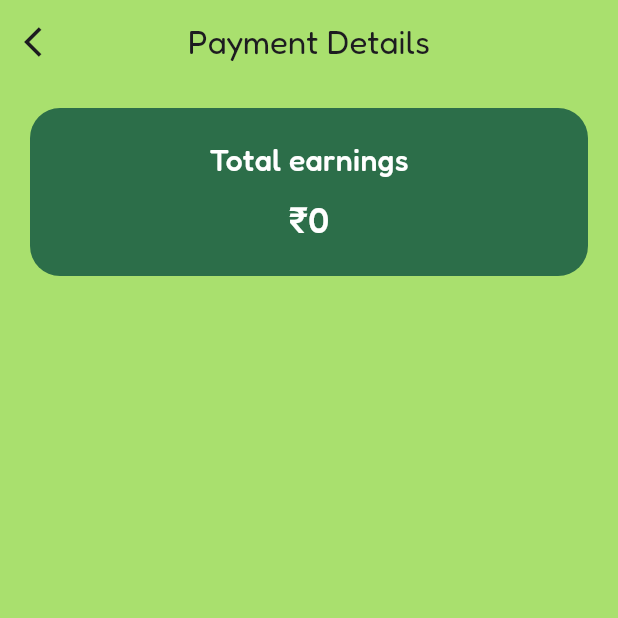
After one commit to Sanjay0629/farm_hub_inventory_system, a Flutter app: the FarmAccount screen opened directly, after a tap on "Payment Details", on a phone screen of 412 x 824 dp, the top half of it. The commit adds this screen. Run offline on Flutter 3.47's test engine with Material 3 defaults, Android fonts, the phone set to English and light mode, and no system bars; our stand-ins replace cloud_firestore, firebase_auth, firebase_core, geocoding, geolocator, image_picker; missing offline and left inert: razorpay_flutter; accounts and stored records are empty.

Commit message:
App Completed

```diff
--- a/lib/farm_account.dart
+++ b/lib/farm_account.dart
@@ -1,7 +1,6 @@
 import 'package:cloud_firestore/cloud_firestore.dart';
-import 'package:farm_hub/payment_farmer.dart';
 import 'package:firebase_auth/firebase_auth.dart';
-import 'package:farm_hub/farmer_order_page.dart';
+import 'package:farm_hub/farmer_orders_page.dart';
 import 'package:farm_hub/farmer_profile.dart';
 import 'package:farm_hub/inventory_screen.dart';
 import 'package:farm_hub/selection_page.dart';
@@ -17,11 +16,15 @@ class FarmAccount extends StatefulWidget {
 class _FarmAccountState extends State<FarmAccount> {
   String farmName = "FarmHub";
   String location = "";
+  double totalEarnings = 0.0;
+  int totalOrders = 0;
 
   @override
   void initState() {
     super.initState();
     fetchFarmerDetails();
+    calculateTotalEarnings();
+    calculateOrderCount();
   }
 
   Future<void> fetchFarmerDetails() async {
@@ -41,11 +44,193 @@ class _FarmAccountState extends State<FarmAccount> {
     }
   }
 
+  Future<void> calculateTotalEarnings() async {
+    double earnings = 0.0;
+    final farmerId = FirebaseAuth.instance.currentUser?.uid ?? '';
+
+    final snapshot =
+        await FirebaseFirestore.instance.collection('orders').get();
+    for (var doc in snapshot.docs) {
+      final data = doc.data();
+      final items = data['items'] as List<dynamic>;
+      for (var item in items) {
+        if (item['farmerId'] == farmerId) {
+          final priceStr =
+              (item['price'] ?? '0')
+                  .toString()
+                  .replaceAll('₹', '')
+                  .replaceAll('/kg', '')
+                  .trim();
+          final double price = double.tryParse(priceStr) ?? 0;
+          final int quantity = int.tryParse(item['quantity'] ?? '0') ?? 0;
+          earnings += price * quantity;
+        }
+      }
+    }
+
+    setState(() => totalEarnings = earnings);
+  }
+
+  Future<void> calculateOrderCount() async {
+    int orders = 0;
+    final farmerId = FirebaseAuth.instance.currentUser?.uid ?? '';
+
+    final snapshot =
+        await FirebaseFirestore.instance.collection('orders').get();
+    for (var doc in snapshot.docs) {
+      final data = doc.data();
+      final items = data['items'] as List<dynamic>;
+      if (items.any((item) => item['farmerId'] == farmerId)) {
+        orders++;
+      }
+    }
+
+    setState(() => totalOrders = orders);
+  }
+
+  Future<void> _deleteAccount(BuildContext context) async {
+    final user = FirebaseAuth.instance.currentUser;
+    String password = '';
+
+    await showDialog(
+      context: context,
+      builder: (ctx) {
+        final _passwordController = TextEditingController();
+        return AlertDialog(
+          shape: RoundedRectangleBorder(
+            borderRadius: BorderRadius.circular(20),
+          ),
+          title: const Text(
+            "Delete Account",
+            style: TextStyle(
+              fontFamily: "Fredoka",
+              fontSize: 22,
+              fontWeight: FontWeight.bold,
+            ),
+          ),
+          content: Column(
+            mainAxisSize: MainAxisSize.min,
+            children: [
+              const Text(
+                "Enter your password to confirm deletion.",
+                style: TextStyle(fontFamily: "Fredoka", fontSize: 16),
+              ),
+              const SizedBox(height: 12),
+              TextField(
+                controller: _passwordController,
+                obscureText: true,
+                decoration: InputDecoration(
+                  hintText: "Password",
+                  hintStyle: const TextStyle(fontFamily: "Fredoka"),
+                  border: OutlineInputBorder(
+                    borderRadius: BorderRadius.circular(12),
+                  ),
+                  contentPadding: const EdgeInsets.symmetric(
+                    horizontal: 12,
+                    vertical: 10,
+                  ),
+                ),
+              ),
+            ],
+          ),
+          actionsPadding: const EdgeInsets.symmetric(
+            horizontal: 16,
+            vertical: 10,
+          ),
+          actions: [
+            TextButton(
+              onPressed: () => Navigator.of(ctx).pop(),
+              child: const Text(
+                "Cancel",
+                style: TextStyle(
+                  fontFamily: "Fredoka",
+                  color: Colors.grey,
+                  fontSize: 16,
+                ),
+              ),
+            ),
+            ElevatedButton(
+              onPressed: () {
+                password = _passwordController.text;
+                Navigator.of(ctx).pop();
+              },
+              style: ElevatedButton.styleFrom(
+                backgroundColor: Colors.green,
+                foregroundColor: Colors.white,
+                shape: RoundedRectangleBorder(
+                  borderRadius: BorderRadius.circular(12),
+                ),
+                padding: const EdgeInsets.symmetric(
+                  horizontal: 24,
+                  vertical: 12,
+                ),
+              ),
+              child: const Text(
+                "Confirm",
+                style: TextStyle(fontFamily: "Fredoka", fontSize: 16),
+              ),
+            ),
+          ],
+        );
+      },
+    );
+
+    if (password.isEmpty || user == null) return;
+
+    try {
+      final cred = EmailAuthProvider.credential(
+        email: user.email!,
+        password: password,
+      );
+
+      await user.reauthenticateWithCredential(cred);
+
+      // Delete farmer document
+      await FirebaseFirestore.instance
+          .collection('farmers')
+          .doc(user.uid)
+          .delete();
+
+      // Delete farmer products
+      final productsSnapshot =
+          await FirebaseFirestore.instance
+              .collection('products')
+              .where('farmerId', isEqualTo: user.uid)
+              .get();
+
+      for (var doc in productsSnapshot.docs) {
+        await doc.reference.delete();
+      }
+
+      await user.delete();
+
+      ScaffoldMessenger.of(context).showSnackBar(
+        const SnackBar(content: Text("✅ Account deleted successfully!")),
+      );
+
+      Navigator.pushAndRemoveUntil(
+        context,
+        MaterialPageRoute(builder: (context) => const SelectionPage()),
+        (route) => false,
+      );
+    } catch (e) {
+      print("Delete error: $e");
+      ScaffoldMessenger.of(context).showSnackBar(
+        const SnackBar(
+          content: Text(
+            "⚠️ Error deleting account. Please check your password.",
+          ),
+        ),
+      );
+    }
+  }
+
   @override
   Widget build(BuildContext context) {
     return Scaffold(
       body: Stack(
         children: [
+          // Background Circles
           Positioned(
             left: -68,
             top: -87,
@@ -78,6 +263,7 @@ class _FarmAccountState extends State<FarmAccount> {
               backgroundColor: const Color(0xBFEAE86C),
             ),
           ),
+
           Column(
             children: [
               const SizedBox(height: 25),
@@ -123,8 +309,8 @@ class _FarmAccountState extends State<FarmAccount> {
                 mainAxisAlignment: MainAxisAlignment.center,
                 children: [
                   Column(
-                    children: const [
-                      Text(
+                    children: [
+                      const Text(
                         "Orders",
                         style: TextStyle(
                           fontWeight: FontWeight.w500,
@@ -132,10 +318,10 @@ class _FarmAccountState extends State<FarmAccount> {
                           fontSize: 24,
                         ),
                       ),
-                      SizedBox(height: 2),
+                      const SizedBox(height: 2),
                       Text(
-                        "50",
-                        style: TextStyle(
+                        "$totalOrders",
+                        style: const TextStyle(
                           fontSize: 20,
                           fontFamily: "Fredoka",
                           fontWeight: FontWeight.w400,
@@ -150,8 +336,8 @@ class _FarmAccountState extends State<FarmAccount> {
                     margin: const EdgeInsets.symmetric(horizontal: 20),
                   ),
                   Column(
-                    children: const [
-                      Text(
+                    children: [
+                      const Text(
                         "Payment",
                         style: TextStyle(
                           fontSize: 24,
@@ -159,10 +345,10 @@ class _FarmAccountState extends State<FarmAccount> {
                           fontWeight: FontWeight.w500,
                         ),
                       ),
-                      SizedBox(height: 2),
+                      const SizedBox(height: 2),
                       Text(
-                        "₹3000",
-                        style: TextStyle(
+                        "₹${totalEarnings.toStringAsFixed(0)}",
+                        style: const TextStyle(
                           fontFamily: "Fredoka",
                           fontSize: 20,
                           fontWeight: FontWeight.w400,
@@ -186,6 +372,11 @@ class _FarmAccountState extends State<FarmAccount> {
                     _buildMenuItem(Icons.shopping_cart, "Inventory", context),
                     _buildMenuItem(Icons.payment, "Payment Details", context),
                     _buildMenuItem(Icons.logout, "Logout", context),
+                    _buildMenuItem(
+                      Icons.delete_forever,
+                      "Delete Account",
+                      context,
+                    ),
                   ],
                 ),
               ),
@@ -209,8 +400,8 @@ class _FarmAccountState extends State<FarmAccount> {
               fontSize: 20,
             ),
           ),
-          trailing: IconButton(
-            onPressed: () {
+          trailing: const Icon(Icons.arrow_forward_ios),
+          onTap: () {
             if (title == "My Profile") {
               Navigator.push(
                 context,
@@ -224,22 +415,21 @@ class _FarmAccountState extends State<FarmAccount> {
             } else if (title == "Payment Details") {
               Navigator.push(
                 context,
-                  MaterialPageRoute(builder: (context) => PaymentFarmer()),
+                MaterialPageRoute(builder: (context) => FarmerPaymentsPage()),
               );
             } else if (title == "Logout") {
               Navigator.pushAndRemoveUntil(
                 context,
-                  MaterialPageRoute(
-                    builder: (context) => const SelectionPage(),
-                  ),
+                MaterialPageRoute(builder: (context) => const SelectionPage()),
                 (route) => false,
               );
+            } else if (title == "Delete Account") {
+              _deleteAccount(context);
             }
           },
-            icon: const Icon(Icons.arrow_forward_ios),
         ),
-        ),
-        if (title != "Logout") const Divider(height: 1, color: Colors.black26),
+        if (title != "Delete Account")
+          const Divider(height: 1, color: Colors.black26),
       ],
     );
   }
--- /dev/null
+++ b/lib/farmer_orders_page.dart
@@ -0,0 +1,242 @@
+import 'package:cloud_firestore/cloud_firestore.dart';
+import 'package:farm_hub/farm_account.dart';
+import 'package:firebase_auth/firebase_auth.dart';
+import 'package:flutter/material.dart';
+import 'package:intl/intl.dart';
+
+class FarmerPaymentsPage extends StatefulWidget {
+  const FarmerPaymentsPage({super.key});
+
+  @override
+  State<FarmerPaymentsPage> createState() => _FarmerPaymentsPageState();
+}
+
+class _FarmerPaymentsPageState extends State<FarmerPaymentsPage> {
+  final String farmerId = FirebaseAuth.instance.currentUser?.uid ?? '';
+  double totalEarnings = 0.0;
+
+  @override
+  void initState() {
+    super.initState();
+    _calculateEarnings();
+  }
+
+  Future<void> _calculateEarnings() async {
+    double earnings = 0.0;
+    final snapshot =
+        await FirebaseFirestore.instance.collection('orders').get();
+
+    for (var doc in snapshot.docs) {
+      final data = doc.data();
+      final items = data['items'] as List<dynamic>;
+      for (var item in items) {
+        if (item['farmerId'] == farmerId) {
+          final priceStr =
+              (item['price'] ?? '0')
+                  .toString()
+                  .replaceAll('₹', '')
+                  .replaceAll('/kg', '')
+                  .trim();
+          final double price = double.tryParse(priceStr) ?? 0;
+          final int quantity = int.tryParse(item['quantity'] ?? '0') ?? 0;
+          earnings += price * quantity;
+        }
+      }
+    }
+
+    setState(() {
+      totalEarnings = earnings;
+    });
+  }
+
+  @override
+  Widget build(BuildContext context) {
+    return Scaffold(
+      backgroundColor: const Color(0xFFA9E06E),
+      appBar: AppBar(
+        title: const Text(
+          "Payment Details",
+          style: TextStyle(fontFamily: "Fredoka"),
+        ),
+        backgroundColor: const Color(0xFFA9E06E),
+        centerTitle: true,
+        elevation: 0,
+        leading: IconButton(
+          onPressed: () {
+            Navigator.pushReplacement(
+              context,
+              MaterialPageRoute(builder: (context) => const FarmAccount()),
+            );
+          },
+          icon: Icon(Icons.arrow_back_ios),
+        ),
+      ),
+      body: Column(
+        children: [
+          const SizedBox(height: 16),
+          Padding(
+            padding: const EdgeInsets.symmetric(horizontal: 20),
+            child: Container(
+              padding: const EdgeInsets.all(20),
+              decoration: BoxDecoration(
+                color: const Color(0xFF2C6E49),
+                borderRadius: BorderRadius.circular(20),
+              ),
+              width: double.infinity,
+              child: Column(
+                children: [
+                  const Text(
+                    "Total earnings",
+                    style: TextStyle(
+                      color: Colors.white,
+                      fontFamily: "Fredoka",
+                      fontSize: 20,
+                      fontWeight: FontWeight.w500,
+                    ),
+                  ),
+                  const SizedBox(height: 8),
+                  Text(
+                    "₹${totalEarnings.toStringAsFixed(0)}",
+                    style: const TextStyle(
+                      color: Colors.white,
+                      fontSize: 24,
+                      fontWeight: FontWeight.w500,
+                      fontFamily: "Fredoka",
+                    ),
+                  ),
+                ],
+              ),
+            ),
+          ),
+          const SizedBox(height: 16),
+          Expanded(
+            child: StreamBuilder<QuerySnapshot>(
+              stream:
+                  FirebaseFirestore.instance
+                      .collection('orders')
+                      .orderBy('timestamp', descending: true)
+                      .snapshots(),
+              builder: (context, snapshot) {
+                if (!snapshot.hasData)
+                  return const Center(child: CircularProgressIndicator());
+
+                final orders = snapshot.data!.docs;
+                List<Widget> earningsList = [];
+
+                for (var order in orders) {
+                  final orderData = order.data() as Map<String, dynamic>;
+                  final items = orderData['items'] as List<dynamic>;
+                  final buyerId = orderData['userId'] ?? '';
+                  final timestamp = orderData['timestamp'] as Timestamp?;
+                  final dateStr =
+                      timestamp != null
+                          ? DateFormat("dd MMM yyyy").format(timestamp.toDate())
+                          : "Date";
+
+                  for (var item in items) {
+                    if (item['farmerId'] == farmerId) {
+                      final priceStr =
+                          (item['price'] ?? '0')
+                              .toString()
+                              .replaceAll('₹', '')
+                              .replaceAll('/kg', '')
+                              .trim();
+                      final double price = double.tryParse(priceStr) ?? 0;
+                      final int quantity =
+                          int.tryParse(item['quantity'] ?? '0') ?? 0;
+                      final double total = price * quantity;
+
+                      earningsList.add(
+                        FutureBuilder<DocumentSnapshot>(
+                          future:
+                              FirebaseFirestore.instance
+                                  .collection('users')
+                                  .doc(buyerId)
+                                  .get(),
+                          builder: (context, buyerSnapshot) {
+                            String buyerName = "Unknown Buyer";
+                            if (buyerSnapshot.hasData &&
+                                buyerSnapshot.data!.exists) {
+                              buyerName =
+                                  buyerSnapshot.data!.get("name") ?? "Unknown";
+                            }
+
+                            return Container(
+                              margin: const EdgeInsets.symmetric(
+                                horizontal: 20,
+                                vertical: 6,
+                              ),
+                              padding: const EdgeInsets.all(16),
+                              decoration: BoxDecoration(
+                                color: Colors.white,
+                                borderRadius: BorderRadius.circular(16),
+                                boxShadow: [
+                                  BoxShadow(
+                                    color: Colors.grey.shade300,
+                                    blurRadius: 6,
+                                    offset: const Offset(2, 2),
+                                  ),
+                                ],
+                              ),
+                              child: Column(
+                                crossAxisAlignment: CrossAxisAlignment.start,
+                                children: [
+                                  Row(
+                                    mainAxisAlignment:
+                                        MainAxisAlignment.spaceBetween,
+                                    children: [
+                                      Text(
+                                        dateStr,
+                                        style: const TextStyle(
+                                          fontSize: 18,
+                                          fontWeight: FontWeight.w500,
+                                          fontFamily: "Fredoka",
+                                        ),
+                                      ),
+                                      Text(
+                                        "₹${total.toStringAsFixed(0)}",
+                                        style: const TextStyle(
+                                          fontSize: 18,
+                                          fontWeight: FontWeight.w500,
+                                          fontFamily: "Fredoka",
+                                        ),
+                                      ),
+                                    ],
+                                  ),
+                                  const SizedBox(height: 4),
+                                  const Text(
+                                    "Received",
+                                    style: TextStyle(
+                                      color: Colors.green,
+                                      fontSize: 14,
+                                      fontWeight: FontWeight.w500,
+                                    ),
+                                  ),
+                                  const SizedBox(height: 4),
+                                  Text(
+                                    "Buyer: $buyerName",
+                                    style: const TextStyle(
+                                      fontSize: 15,
+                                      fontWeight: FontWeight.w500,
+                                      fontFamily: "Fredoka",
+                                    ),
+                                  ),
+                                ],
+                              ),
+                            );
+                          },
+                        ),
+                      );
+                    }
+                  }
+                }
+
+                return ListView(children: earningsList);
+              },
+            ),
+          ),
+        ],
+      ),
+    );
+  }
+}
--- a/lib/main.dart
+++ b/lib/main.dart
@@ -5,7 +5,7 @@ import 'package:flutter/material.dart';
 void main() async {
   WidgetsFlutterBinding.ensureInitialized();
   await Firebase.initializeApp();
-  //print("🔥 Firebase Connected Successfully!");
+  //print("Firebase Connected Successfully!");
   runApp(MyApp());
 }
 //options: DefaultFirebaseOptions.currentPlatform
```
Also changed, not shown: lib/farmer_order_page.dart (deleted, +0 -105 lines), 2 other files. Lines whose indentation alone changed are shown as unchanged.
